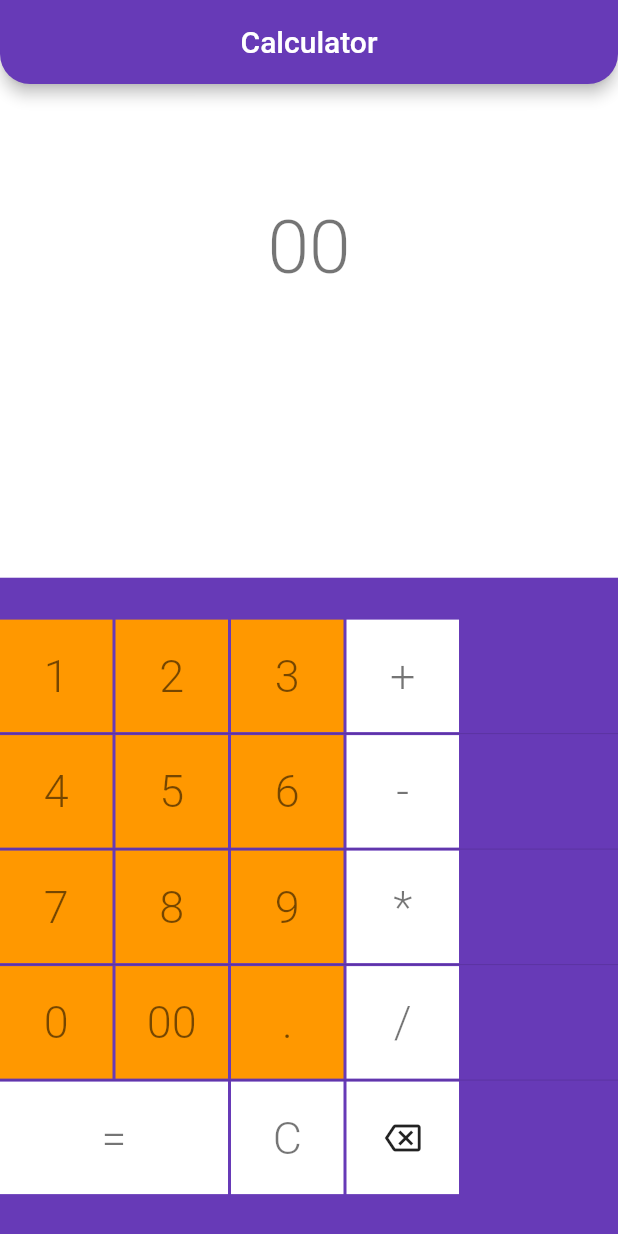
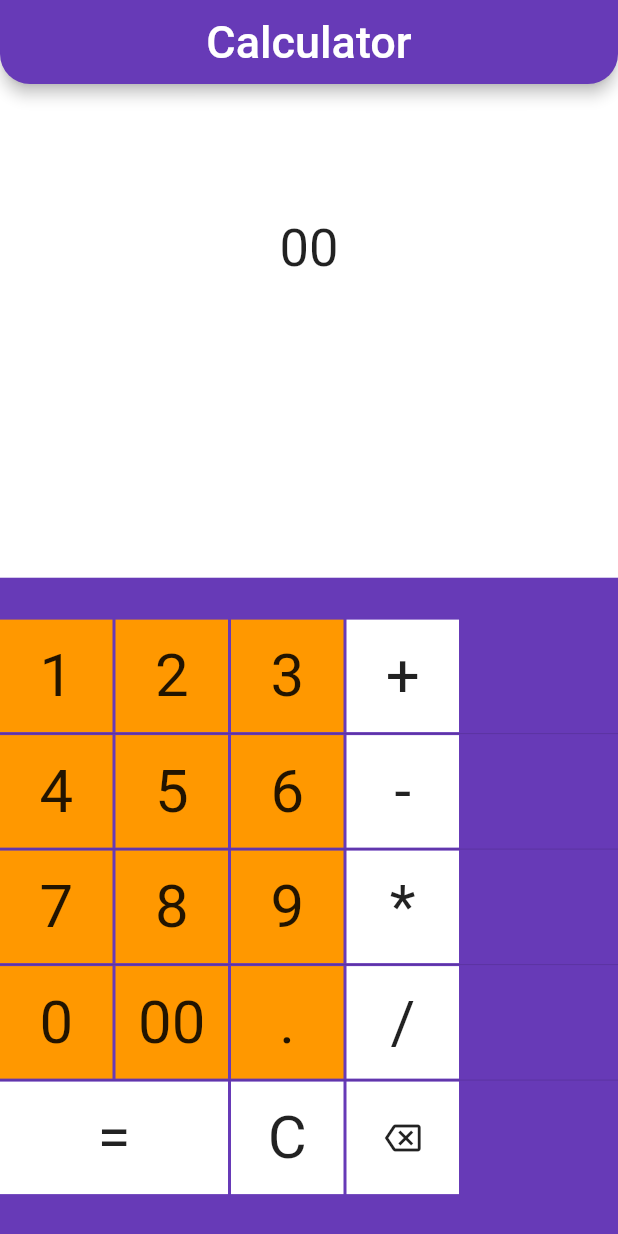
Before and after one commit to axeonthe4th/calculator, a Flutter app: the screen it shows after launch, after a tap on "00", on a phone screen of 412 x 824 dp. Run offline on Flutter 3.47's test engine with Material 2 defaults, Android fonts, the phone set to English and light mode, and no system bars; our stand-ins replace google_fonts, math_expressions; Roboto replaces fonts that are missing (Assistant).

Commit message:
did adjustments on funcs and added widget stuff

```diff
--- /dev/null
+++ b/lib/elements/widget/widgets.dart
@@ -0,0 +1,33 @@
+import 'package:flutter/material.dart';
+import 'package:google_fonts/google_fonts.dart';
+
+class DefaultOperatorSection extends StatelessWidget {
+  DefaultOperatorSection({Key? key, required this.element}) : super(key: key);
+
+  late String element;
+  @override
+  Widget build(BuildContext context) {
+    return Container(
+        height: 75,
+        width: element == "=" ? 152 : 75,
+        color: Colors.white,
+        child: Center(
+            child: Text(element, style: GoogleFonts.assistant(fontSize: 40))));
+  }
+}
+
+class DefaultNumberSection extends StatelessWidget {
+  DefaultNumberSection({Key? key, required this.number}) : super(key: key);
+
+  late dynamic number;
+  @override
+  Widget build(BuildContext context) {
+    return Container(
+        height: 75,
+        width: 75,
+        color: Colors.orange,
+        child: Center(
+            child:
+                Text("$number", style: GoogleFonts.assistant(fontSize: 40))));
+  }
+}
--- a/lib/home.dart
+++ b/lib/home.dart
@@ -1,5 +1,8 @@
+import 'package:calculator/elements/text/texts.dart';
 import 'package:flutter/material.dart';
-import 'package:math_expressions/math_expressions.dart';
+import 'package:google_fonts/google_fonts.dart';
+import 'elements/widget/widgets.dart';
+import 'logic/functions.dart';
 
 class MyCalculatorHomePage extends StatefulWidget {
   const MyCalculatorHomePage({super.key});
@@ -8,118 +11,31 @@ class MyCalculatorHomePage extends StatefulWidget {
   State<MyCalculatorHomePage> createState() => _MyCalculatorHomePageState();
 }
 
-class _MyCalculatorHomePageState extends State<MyCalculatorHomePage> {
-  late String calculatingTable;
-  final String symbols = "+-*/";
-  final String numbers = "0123456789";
-  late dynamic result;
-
-  @override
-  void initState() {
-    super.initState();
-    calculatingTable = "";
-    result = "";
-  }
-
-  void addElement(String element) {
-    setState(() {
-      calculatingTable += element;
-    });
-  }
-
-  void deleteAllElement() {
-    setState(() {
-      calculatingTable = "";
-    });
-  }
-
-  void deleteSingleElement() {
-    setState(() {
-      calculatingTable != ""
-          ? calculatingTable =
-              calculatingTable.substring(0, calculatingTable.length - 1)
-          : true;
-    });
-  }
-
-  void evaluateCircumstances(String operator) {
-    calculatingTable.isEmpty
-        ? addElement(operator)
-        : (symbols.contains(calculatingTable[calculatingTable.length - 1])
-            ? replaceElement(operator)
-            : addElement(operator));
-  }
-
-  void replaceElement(String element) {
-    setState(() {
-      if (symbols.contains(element) &&
-          symbols.contains(calculatingTable[calculatingTable.length - 1])) {
-        List<String> tempTable = calculatingTable.split("");
-        tempTable.removeLast();
-        tempTable.add(element);
-        String calculatingTable2 = "";
-        for (int i = 0; i < tempTable.length; i++) {
-          calculatingTable2 += tempTable[i];
-        }
-        calculatingTable = calculatingTable2;
-      }
-    });
-  }
-
-  void calculateResult() {
-    // calculatingTable = calculatingTable.replaceAll('×', '*');
-    // calculatingTable = calculatingTable.replaceAll('÷', '/');
-    setState(() {
-      try {
-        Parser p = Parser();
-        Expression exp = p.parse(calculatingTable);
-
-        ContextModel cm = ContextModel();
-        result = '${exp.evaluate(EvaluationType.REAL, cm)}';
-      } catch (e) {
-        result = "not completed";
-      }
-    });
-  }
-
+class _MyCalculatorHomePageState extends DefaultFunctions {
   @override
   Widget build(BuildContext context) {
     return Scaffold(
         appBar: AppBar(
-          title: const Center(child: Text("Calculator")),
+          title: Center(child: Texts.titleText),
         ),
         body: Column(children: [
           Expanded(
               flex: 2,
-              child:
-                  Row(mainAxisAlignment: MainAxisAlignment.center, children: [
-                Expanded(
-                    child: Container(
-                        color: Colors.white,
-                        child: Center(
-                            child: Text(
-                          calculatingTable,
-                          style: Theme.of(context)
-                              .textTheme
-                              .headline1
-                              ?.copyWith(
-                                  fontSize: 50, fontWeight: FontWeight.w300),
-                        ))))
-              ])),
+              child: Container(
+                  color: Colors.white,
+                  child: Center(
+                      child: Text(
+                    calculatingTable,
+                    style: GoogleFonts.assistant(fontSize: 35),
+                  )))),
           Expanded(
               flex: 1,
               child: Center(
                   child: Text(
                 result ?? "",
-                style: result is int
-                    ? Theme.of(context)
-                        .textTheme
-                        .headline1
-                        ?.copyWith(fontSize: 50, fontWeight: FontWeight.w300)
-                    : Theme.of(context)
-                        .textTheme
-                        .headline1
-                        ?.copyWith(fontSize: 37, fontWeight: FontWeight.w300),
+                style: (result is double || result is int)
+                    ? GoogleFonts.assistant(fontSize: 35)
+                    : GoogleFonts.assistant(fontSize: 35),
               ))),
           Expanded(
               flex: 4,
@@ -259,41 +175,3 @@ class _MyCalculatorHomePageState extends State<MyCalculatorHomePage> {
         ]));
   }
 }
-
-class DefaultOperatorSection extends StatelessWidget {
-  DefaultOperatorSection({Key? key, required this.element}) : super(key: key);
-
-  late String element;
-  @override
-  Widget build(BuildContext context) {
-    return Container(
-        height: 75,
-        width: element == "=" ? 152 : 75,
-        color: Colors.white,
-        child: Center(
-            child: Text(element,
-                style: Theme.of(context)
-                    .textTheme
-                    .headline1
-                    ?.copyWith(fontSize: 30, fontWeight: FontWeight.w300))));
-  }
-}
-
-class DefaultNumberSection extends StatelessWidget {
-  DefaultNumberSection({Key? key, required this.number}) : super(key: key);
-
-  late dynamic number;
-  @override
-  Widget build(BuildContext context) {
-    return Container(
-        height: 75,
-        width: 75,
-        color: Colors.orange,
-        child: Center(
-            child: Text("$number",
-                style: Theme.of(context)
-                    .textTheme
-                    .headline1
-                    ?.copyWith(fontSize: 30, fontWeight: FontWeight.w300))));
-  }
-}
--- a/lib/main.dart
+++ b/lib/main.dart
@@ -1,6 +1,6 @@
 import 'package:calculator/home.dart';
 import 'package:flutter/material.dart';
-import 'elements/light_theme.dart';
+import 'elements/ui/light_theme.dart';
 
 void main() {
   runApp(const MyApp());
--- a/pubspec.yaml
+++ b/pubspec.yaml
@@ -31,8 +31,12 @@ environment:
 dependencies:
   flutter:
     sdk: flutter
+  #logic
+  math_expressions: ^2.3.1
 
-  math_expressions: ^2.3.1
+  #ui
+  google_fonts: ^3.0.1
+
   # The following adds the Cupertino Icons font to your application.
   # Use with the CupertinoIcons class for iOS style icons.
   cupertino_icons: ^1.0.2
```
Also changed, not shown: lib/elements/text/texts.dart (added, +8 -0 lines), lib/logic/functions.dart (added, +88 -0 lines), lib/elements/ui/light_theme.dart (renamed from lib/elements/light_theme.dart), pubspec.lock, 1 other file.
